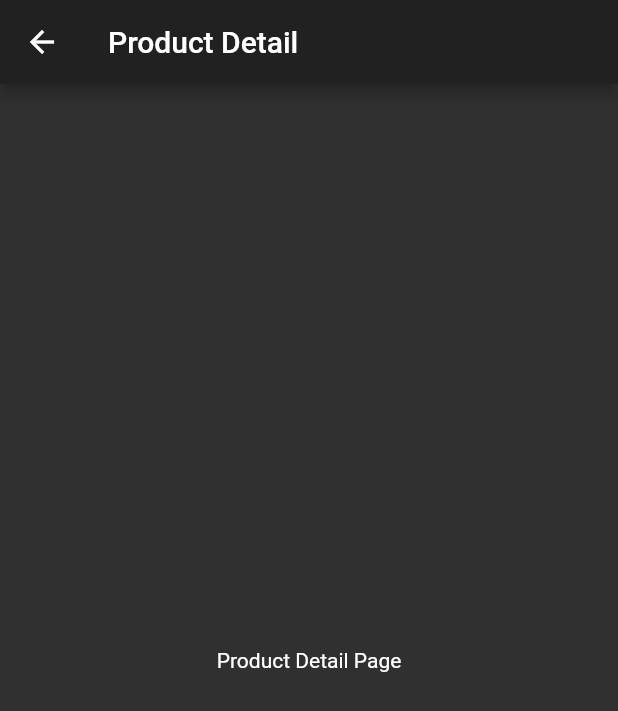
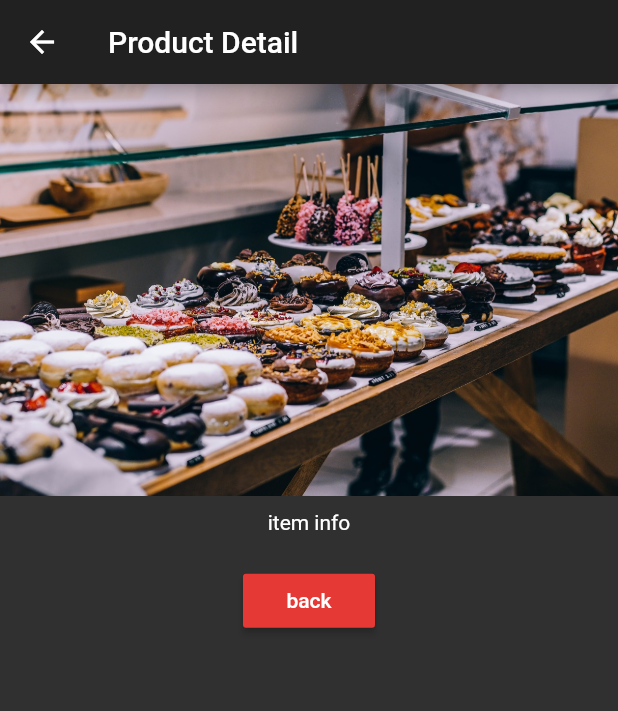
Before and after one commit to vijay0405/flutter_listing_codeAlong, a Flutter app: the ProductDetailPage screen opened directly, on a phone screen of 412 x 824 dp. Shown: the top 711 px of the screen. Run offline on Flutter 3.47's test engine with Material 2 defaults, Android fonts, the phone set to English and light mode, and no system bars.

Commit message:
template changes in product detail page

```diff
--- a/lib/pages/product.dart
+++ b/lib/pages/product.dart
@@ -7,8 +7,17 @@ class ProductDetailPage extends StatelessWidget {
         appBar: AppBar(
           title: Text("Product Detail"),
         ),
-        body: Center(
-          child: Text("Product Detail Page"),
-        ));
+        body: Column(
+            crossAxisAlignment: CrossAxisAlignment.center,
+            children: <Widget>[
+              Image.asset('assets/food.jpg'),
+              Container(child: Text("item info"),padding: EdgeInsets.all(10.0),),
+              Container(child: RaisedButton(
+                child: Text("back"),
+                onPressed: () => Navigator.pop(context),
+              ),padding: EdgeInsets.all(10.0),)
+            ],
+          ),
+        );
   }
 }
```
